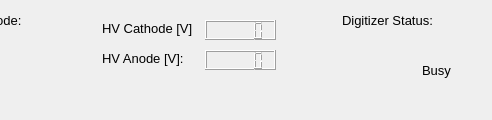
This is sbndprmdaq/controls.ui in marcodeltutto/SBNDPurityMonitorDAQ as Qt 5 draws it before an edit; both pictures show x 508 to 1000 and y 0 to 120 of the 1000 by 120 pixel window. The edited form follows.
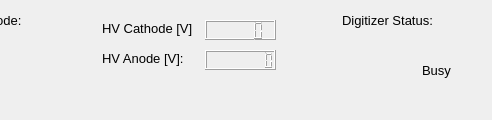
This is the edited form. Icons and pictures are not drawn. Custom widgets are drawn as their Qt base class.

Commit message: Enlarge LCD display

The edit to the form file:
```diff
--- a/sbndprmdaq/controls.ui
+++ b/sbndprmdaq/controls.ui
@@ -289,6 +289,9 @@
       <height>20</height>
      </rect>
     </property>
+    <property name="digitCount">
+     <number>8</number>
+    </property>
    </widget>
   </widget>
   <action name="actionShow_Logs">
```
